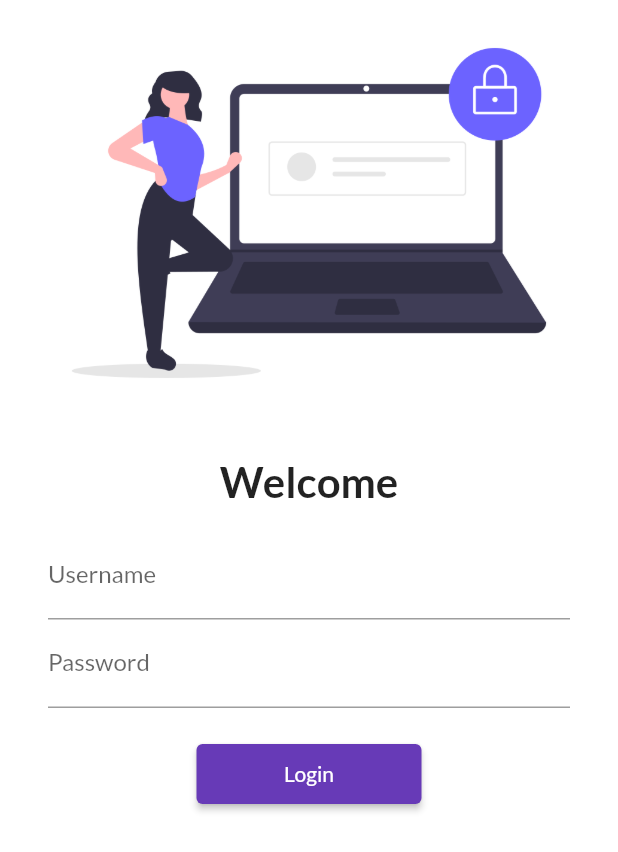
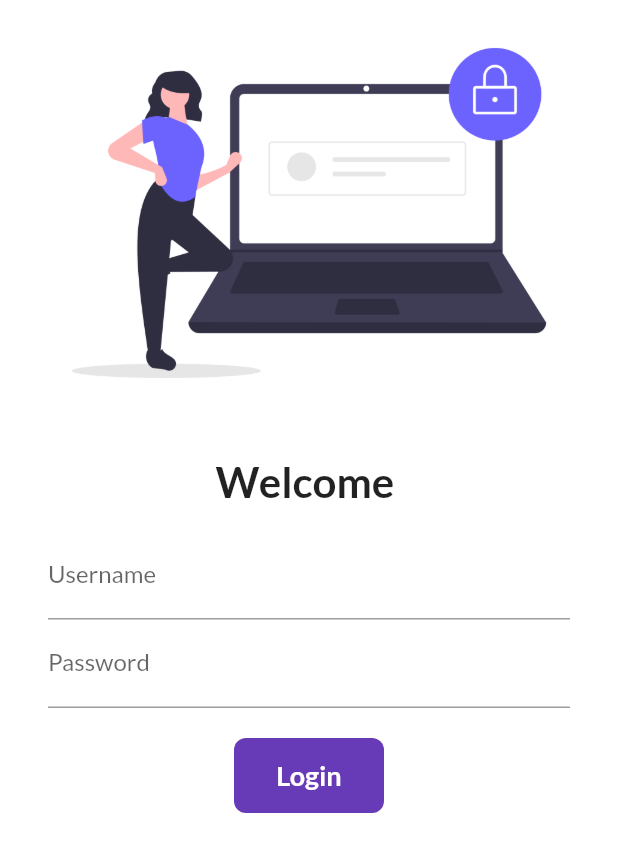
Before and after one commit to KaalaAadmi/Flutter-Learning, a Flutter app: the screen it shows after launch, on a phone screen of 412 x 824 dp. Shown: the top 852 px of the screen. Run offline on Flutter 3.47's test engine with Material 2 defaults, Android fonts, the phone set to English and light mode, and no system bars; our stand-ins replace google_fonts.

Commit message:
Day6 Completed

```diff
--- a/lib/pages/login_page.dart
+++ b/lib/pages/login_page.dart
@@ -1,8 +1,16 @@
 import 'package:flutter/material.dart';
 import 'package:flutter_catalog/utils/routes.dart';
 
-class LoginPage extends StatelessWidget {
+class LoginPage extends StatefulWidget {
   const LoginPage({Key? key}) : super(key: key);
+
+  @override
+  State<LoginPage> createState() => _LoginPageState();
+}
+
+class _LoginPageState extends State<LoginPage> {
+  String name = "";
+  bool changeButton = false;
 
   @override
   Widget build(BuildContext context) {
@@ -15,7 +23,7 @@
               SizedBox(
                 height: 20,
               ),
-              Text("Welcome",
+              Text("Welcome $name",
                   style: TextStyle(
                     fontSize: 28,
                     fontWeight: FontWeight.bold,
@@ -28,6 +36,10 @@
                     TextFormField(
                       decoration: InputDecoration(
                           hintText: "Enter Username", labelText: "Username"),
+                      onChanged: (value) {
+                        name = value;
+                        setState(() {});
+                      },
                     ),
                     // SizedBox(
                     //   height: 20,
@@ -40,15 +52,55 @@
                     SizedBox(
                       height: 20,
                     ),
-                    ElevatedButton(
-                      child: Text("Login"),
-                      style: TextButton.styleFrom(
-                        minimumSize: Size(150, 40),
-                      ),
-                      onPressed: () {
+                    // to make any widget clickable, you have to use either of the following:
+                    // gestureDetector-> does not give feedback
+                    // inkWell-> shows ripple
+
+                    InkWell(
+                      onTap: () async {
+                        setState(() {
+                          changeButton = true;
+                        });
+                        await Future.delayed(Duration(seconds: 1));
                         Navigator.pushNamed(context, MyRoutes.homeRoute);
                       },
-                    )
+                      child: AnimatedContainer(
+                        duration: Duration(seconds: 1),
+                        height: 50,
+                        width: changeButton ? 50 : 100,
+                        alignment: Alignment.center,
+                        decoration: BoxDecoration(
+                          color: Colors.deepPurple,
+                          // shape: changeButton
+                          //     ? BoxShape.circle
+                          //     : BoxShape.rectangle,
+                          borderRadius:
+                              BorderRadius.circular(changeButton ? 50 : 8),
+                        ),
+                        child: changeButton
+                            ? Icon(
+                                Icons.done,
+                                color: Colors.white,
+                              )
+                            : Text(
+                                "Login",
+                                style: TextStyle(
+                                  color: Colors.white,
+                                  fontWeight: FontWeight.bold,
+                                  fontSize: 18,
+                                ),
+                              ),
+                      ),
+                    ),
+                    // ElevatedButton(
+                    //   child: Text("Login"),
+                    //   style: TextButton.styleFrom(
+                    //     minimumSize: Size(150, 40),
+                    //   ),
+                    //   onPressed: () {
+                    //     Navigator.pushNamed(context, MyRoutes.homeRoute);
+                    //   },
+                    // )
                   ],
                 ),
               )
```
